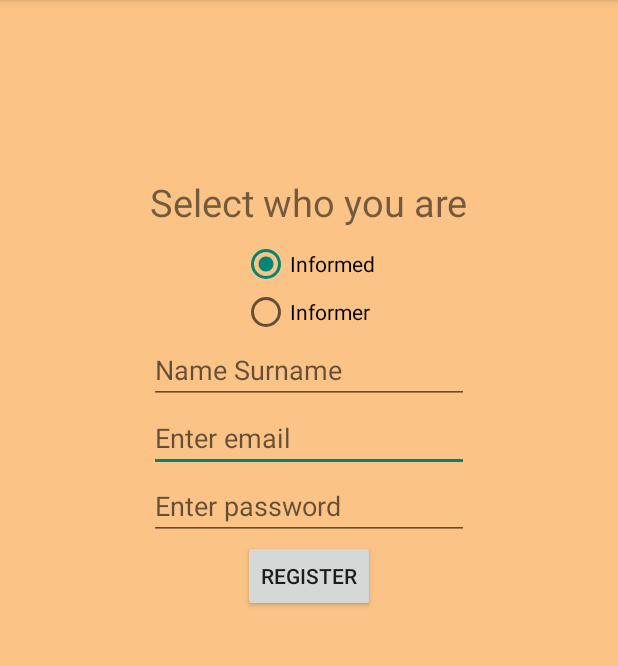
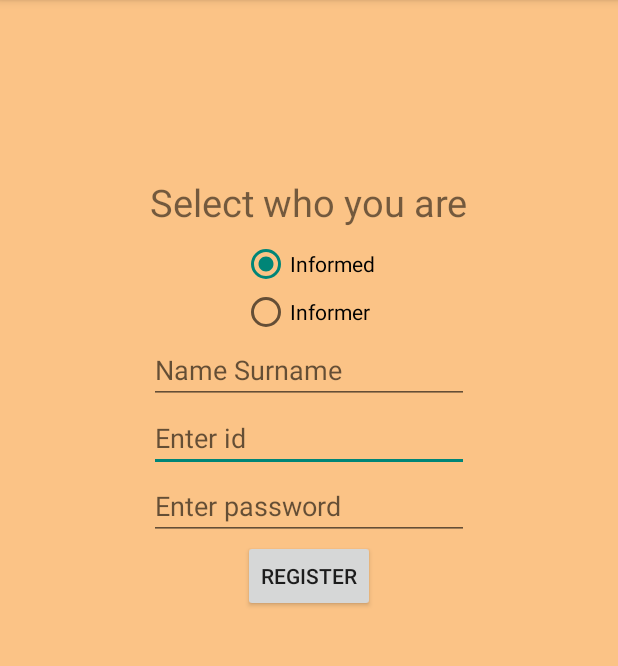
Before and after one commit to sglbl/Abroad-Guide-for-Students, an Android app: the RegisterPage screen opened directly, with no data from a screen before it, after a tap on "REGISTER", on a phone screen of 412 x 824 dp, the part 84-750 px from its top. Run offline under Robolectric (Android 15) with nearby library versions, the phone set to English and light mode, and no system bars; our stand-ins replace Volley; network calls fail; 1 statement that could not run was skipped.

```diff
--- a/app/build.gradle
+++ b/app/build.gradle
@@ -45,6 +45,7 @@ dependencies {
     implementation 'androidx.lifecycle:lifecycle-viewmodel-ktx:2.2.0'
     implementation 'androidx.navigation:navigation-fragment:2.3.5'
     implementation 'androidx.navigation:navigation-ui:2.3.5'
+    implementation 'com.android.volley:volley:1.2.1'
     testImplementation 'junit:junit:4.13.2'
     androidTestImplementation 'androidx.test.ext:junit:1.1.3'
     androidTestImplementation 'androidx.test.espresso:espresso-core:3.4.0'
--- a/app/src/main/AndroidManifest.xml
+++ b/app/src/main/AndroidManifest.xml
@@ -4,6 +4,7 @@
 
     <uses-permission android:name="android.permission.READ_EXTERNAL_STORAGE" />
     <uses-permission android:name="android.permission.WRITE_EXTERNAL_STORAGE" />
+    <uses-permission android:name="android.permission.INTERNET"/>
 
     <application
         android:allowBackup="true"
--- a/app/src/main/java/com/sglbl/abroadguideforstudents/RegisterPage.java
+++ b/app/src/main/java/com/sglbl/abroadguideforstudents/RegisterPage.java
@@ -1,18 +1,37 @@
 package com.sglbl.abroadguideforstudents;
 
+import android.app.ProgressDialog;
 import android.content.Intent;
 import android.os.Bundle;
+import android.util.Log;
 import android.view.View;
 import android.widget.Button;
+import android.widget.EditText;
 import android.widget.RadioGroup;
 import android.widget.Toast;
 
+import androidx.annotation.Nullable;
 import androidx.appcompat.app.AppCompatActivity;
 
+import com.android.volley.AuthFailureError;
+import com.android.volley.Request;
+import com.android.volley.RequestQueue;
+import com.android.volley.Response;
+import com.android.volley.VolleyError;
+import com.android.volley.toolbox.StringRequest;
+import com.android.volley.toolbox.Volley;
+
+import org.json.JSONException;
+import org.json.JSONObject;
+
+import java.util.HashMap;
+import java.util.Map;
+
 public class RegisterPage extends AppCompatActivity implements View.OnClickListener {
-    private Button rButton, registerButton;
+    Button registerButton;
     private RadioGroup rGroup;
-
+    private ProgressDialog progressDialog;
+    private EditText idText, nameText, pwText;
     public static final String EXTRA_TEXT2 = "com.sglbl.abroadguideforstudents.transfer.EXTRA_TEXT";
 
     @Override
@@ -21,30 +40,79 @@ public class RegisterPage extends AppCompatActivity implements View.OnClickListe
         setContentView(R.layout.register_page);
 
         rGroup  = findViewById(R.id.rGroup);
-        registerButton = (Button)findViewById(R.id.regButton);
-        registerButton.setOnClickListener(v-> saveToDatabase());
+        registerButton = (Button) findViewById(R.id.regButton);
+        registerButton.setOnClickListener(this);
+
+        idText = (EditText) findViewById(R.id.editTextForId);
+        nameText = (EditText) findViewById(R.id.editTextPersonName);
+        pwText = (EditText) findViewById(R.id.editTextPassword);
+
+        progressDialog = new ProgressDialog(this);
 
     }
 
-    private void saveToDatabase() {
-        System.out.println( "Register info will be saved to database" );
-        //çç
-//        Intent i; //This is for opening game.
-//        i = new Intent(this, DatabaseSaver.class);
-//
-//        rButton = findViewById( rGroup.getCheckedRadioButtonId() );
-//        i.putExtra(EXTRA_TEXT2, rButton.getText()  );
-//
-//        startActivity(i);
-    }
+    private void registerUser() {
+        final String userID = idText.getText().toString().trim();
+        final String name = nameText.getText().toString().trim();
+        final String password = pwText.getText().toString().trim();
+        final String system = "system";
+        Button temp = findViewById( rGroup.getCheckedRadioButtonId() );
+        final String role = temp.getText().toString();
+        System.out.println("Role is " + role + " " + userID+ " " + name + " " + password + " "+ system );
 
-    public void checkUserType(View v){
-        rButton = findViewById( rGroup.getCheckedRadioButtonId() );
-        Toast.makeText(getApplicationContext(),"Selected user type: " + rButton.getText() ,Toast.LENGTH_SHORT).show();
+        progressDialog.setMessage("Registering user...");
+        progressDialog.show();
+        StringRequest stringRequest = new StringRequest(Request.Method.POST,
+                Constants.URL_REGISTER,
+                new Response.Listener<String>() {
+                    @Override
+                    public void onResponse(String response) {
+                        progressDialog.dismiss();
+                        try {
+                            System.out.println("The message is ");
+                            Log.i("tagconvertstr", "["+response+"]");
+                            JSONObject jsonObject = new JSONObject(response);
+                            Toast.makeText(getApplicationContext(), jsonObject.getString("message"), Toast.LENGTH_LONG).show();
+                        } catch (JSONException e) {
+                            e.printStackTrace();
+                        }
+                    }
+                },
+                new Response.ErrorListener() {
+                    @Override
+                    public void onErrorResponse(VolleyError error) {
+                        progressDialog.hide();
+                        Toast.makeText(getApplicationContext(),error.getMessage(), Toast.LENGTH_LONG).show();
+
+                    }
+                }){
+            @Nullable
+            @Override
+            protected Map<String, String> getParams() throws AuthFailureError {
+                Map<String,String> params = new HashMap<>();
+                params.put("id", userID);
+                params.put("role", role);
+                params.put("password", password);
+                params.put("name_surname", name);
+                params.put("s_name", system);
+                return params;
+            }
+        };
+
+        RequestQueue requestQueue = Volley.newRequestQueue(this);
+        requestQueue.add(stringRequest);
+
     }
 
     @Override
     public void onClick(View v) {
+        if(v == registerButton)
+            registerUser();
+    }
 
+    public void checkUserType(View v){
+        Button rButton = findViewById(rGroup.getCheckedRadioButtonId());
+        Toast.makeText(getApplicationContext(),"Selected user type: " + rButton.getText() ,Toast.LENGTH_SHORT).show();
     }
+
 }
--- a/app/src/main/res/layout/main.xml
+++ b/app/src/main/res/layout/main.xml
@@ -64,14 +64,14 @@
     </RadioGroup>
 
     <EditText
-        android:id="@+id/editTextTextEmailAddress"
-        android:hint="Enter email"
+        android:id="@+id/editTextForId"
+        android:hint="Enter id"
         android:layout_width="wrap_content"
         android:layout_height="wrap_content"
         android:layout_centerHorizontal="true"
         android:layout_above="@+id/editTextTextPassword"
         android:ems="10"
-        android:inputType="textEmailAddress" />
+        android:inputType="numberSigned" />
 
     <EditText
         android:id="@+id/editTextTextPassword"
--- a/app/src/main/res/layout/register_page.xml
+++ b/app/src/main/res/layout/register_page.xml
@@ -28,7 +28,7 @@
         android:layout_marginTop="8dp"
         android:layout_width="wrap_content"
         android:layout_height="wrap_content"
-        android:layout_above="@id/editTextTextPersonName"
+        android:layout_above="@id/editTextPersonName"
         android:layout_centerHorizontal="true">
 
         <RadioButton
@@ -50,18 +50,17 @@
 
 
     <EditText
-        android:id="@+id/editTextTextEmailAddress"
-        android:hint="Enter email"
+        android:id="@+id/editTextForId"
         android:layout_width="wrap_content"
         android:layout_height="wrap_content"
-        android:layout_centerHorizontal="true"
-        android:layout_centerVertical="true"
-        android:layout_above="@+id/editTextTextPassword"
+        android:layout_above="@+id/editTextPassword"
+        android:layout_centerInParent="true"
         android:ems="10"
-        android:inputType="textEmailAddress" />
+        android:hint="Enter id"
+        android:inputType="numberSigned" />
 
     <EditText
-        android:id="@+id/editTextTextPassword"
+        android:id="@+id/editTextPassword"
         android:hint="Enter password"
         android:layout_width="wrap_content"
         android:layout_height="wrap_content"
@@ -71,13 +70,14 @@
         android:inputType="textPassword" />
 
     <EditText
-        android:id="@+id/editTextTextPersonName"
+        android:id="@+id/editTextPersonName"
         android:layout_width="wrap_content"
         android:layout_height="wrap_content"
-        android:layout_above="@+id/editTextTextEmailAddress"
+        android:layout_above="@+id/editTextForId"
         android:layout_centerHorizontal="true"
         android:ems="10"
-        android:inputType="textPersonName"
-        android:hint="Name Surname" />
+        android:hint="Name Surname"
+        android:inputType="textPersonName" />
+
 
 </RelativeLayout>
--- a/build.gradle
+++ b/build.gradle
@@ -6,7 +6,6 @@ buildscript {
     }
     dependencies {
         classpath "com.android.tools.build:gradle:4.2.2"
-
         // NOTE: Do not place your application dependencies here; they belong
         // in the individual module build.gradle files
     }
```
Also changed, not shown: app/src/main/java/com/sglbl/abroadguideforstudents/Constants.java (added, +8 -0 lines), app/src/main/java/com/sglbl/abroadguideforstudents/RequestHandler.java (added, +41 -0 lines).
